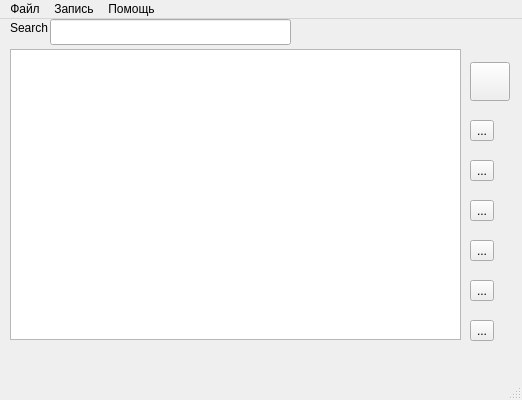
The window that OOP/kurs/kurs/mainwindow.ui (Dimoooooooonn/Study) describes before a commit, drawn with Qt 5.
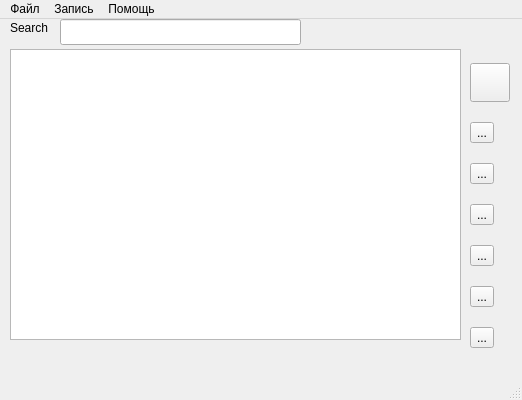
The same window after the commit. Icons and pictures are not drawn.

```diff
--- a/OOP/kurs/kurs/mainwindow.ui
+++ b/OOP/kurs/kurs/mainwindow.ui
@@ -46,7 +46,7 @@
    <widget class="QLineEdit" name="lineEdit">
     <property name="geometry">
      <rect>
-      <x>50</x>
+      <x>60</x>
       <y>0</y>
       <width>241</width>
       <height>26</height>
@@ -72,7 +72,7 @@
       <x>470</x>
       <y>30</y>
       <width>42</width>
-      <height>311</height>
+      <height>317</height>
      </rect>
     </property>
     <layout class="QVBoxLayout" name="verticalLayout">
```
Left out of the diff: 8 changed lines with no effect on the pictures.
